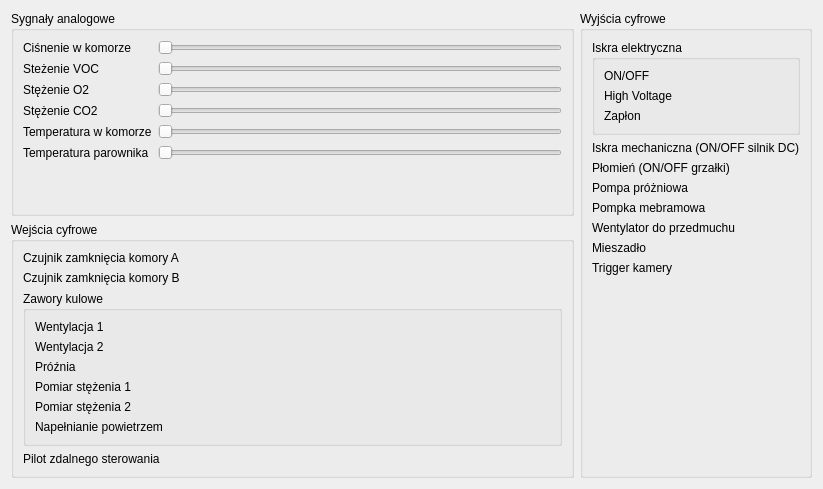
The window that urzadzenia.ui (wiacekmarcin/StanowiskoChemiczne) describes before a commit, drawn with Qt 5.
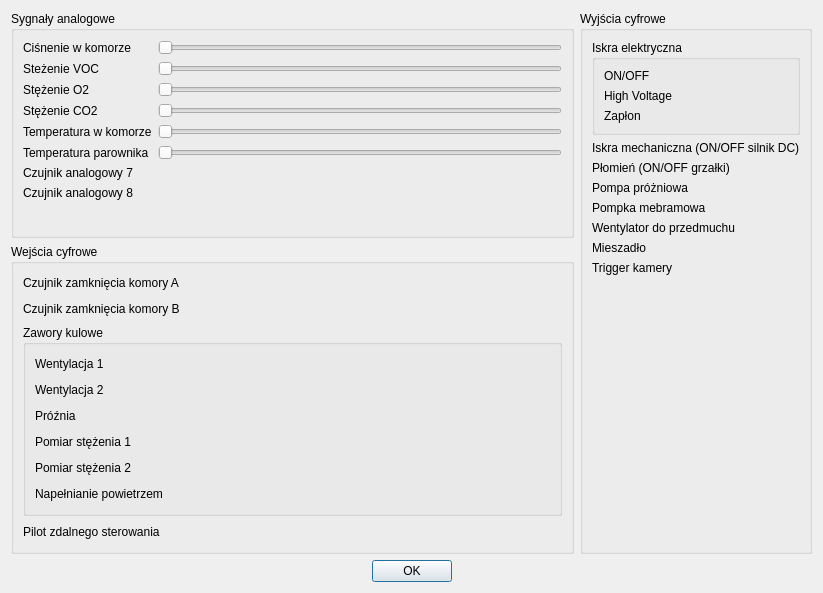
The same window after the commit. Custom widgets are drawn as their Qt base class.

```diff
--- a/urzadzenia.ui
+++ b/urzadzenia.ui
@@ -7,7 +7,7 @@
     <x>0</x>
     <y>0</y>
     <width>823</width>
-    <height>489</height>
+    <height>593</height>
    </rect>
   </property>
   <property name="windowTitle">
@@ -104,114 +104,20 @@
         </property>
        </widget>
       </item>
-     </layout>
-    </widget>
-   </item>
-   <item row="1" column="0">
-    <widget class="QGroupBox" name="groupBox_2">
-     <property name="title">
-      <string>Wejścia cyfrowe</string>
-     </property>
-     <layout class="QFormLayout" name="formLayout_2">
-      <item row="0" column="0">
-       <widget class="QLabel" name="label_7">
+      <item row="6" column="0">
+       <widget class="QLabel" name="cz_label_7">
         <property name="text">
-         <string>Czujnik zamknięcia komory A</string>
+         <string>Czujnik analogowy 7</string>
         </property>
        </widget>
       </item>
-      <item row="1" column="0">
-       <widget class="QLabel" name="label_8">
+      <item row="7" column="0">
+       <widget class="QLabel" name="cz_label_8">
         <property name="text">
-         <string>Czujnik zamknięcia komory B</string>
+         <string>Czujnik analogowy 8</string>
         </property>
        </widget>
       </item>
-      <item row="2" column="0" colspan="2">
-       <widget class="QGroupBox" name="groupBox_3">
-        <property name="title">
-         <string>Zawory kulowe</string>
-        </property>
-        <layout class="QGridLayout" name="gridLayout">
-         <item row="0" column="0">
-          <widget class="QLabel" name="label_9">
-           <property name="text">
-            <string>Wentylacja 1</string>
-           </property>
-          </widget>
-         </item>
-         <item row="2" column="0">
-          <widget class="QLabel" name="label_11">
-           <property name="text">
-            <string>Próźnia</string>
-           </property>
-          </widget>
-         </item>
-         <item row="1" column="0">
-          <widget class="QLabel" name="label_10">
-           <property name="text">
-            <string>Wentylacja 2</string>
-           </property>
-          </widget>
-         </item>
-         <item row="4" column="0">
-          <widget class="QLabel" name="label_13">
-           <property name="text">
-            <string>Pomiar stężenia 2</string>
-           </property>
-          </widget>
-         </item>
-         <item row="5" column="0">
-          <widget class="QLabel" name="label_14">
-           <property name="text">
-            <string>Napełnianie powietrzem</string>
-           </property>
-          </widget>
-         </item>
-         <item row="3" column="0">
-          <widget class="QLabel" name="label_12">
-           <property name="text">
-            <string>Pomiar stężenia 1</string>
-           </property>
-          </widget>
-         </item>
-         <item row="0" column="1">
-          <widget class="HighLowDigitalWidget" name="wentylacja1" native="true"/>
-         </item>
-         <item row="1" column="1">
-          <widget class="HighLowDigitalWidget" name="wentylacja2" native="true"/>
-         </item>
-         <item row="2" column="1">
-          <widget class="HighLowDigitalWidget" name="proznia" native="true"/>
-         </item>
-         <item row="3" column="1">
-          <widget class="HighLowDigitalWidget" name="pomiar1" native="true"/>
-         </item>
-         <item row="4" column="1">
-          <widget class="HighLowDigitalWidget" name="pomiar2" native="true"/>
-         </item>
-         <item row="5" column="1">
-          <widget class="HighLowDigitalWidget" name="powietrze" native="true"/>
-         </item>
-        </layout>
-       </widget>
-      </item>
-      <item row="3" column="0">
-       <widget class="QLabel" name="label_15">
-        <property name="text">
-         <string>Pilot zdalnego sterowania</string>
-        </property>
-       </widget>
-      </item>
-      <item row="0" column="1">
-       <widget class="HighLowDigitalWidget" name="komoraA" native="true"/>
-      </item>
-      <item row="1" column="1">
-       <widget class="HighLowDigitalWidget" name="komoraB" native="true"/>
-      </item>
-      <item row="3" column="1">
-       <widget class="HighLowDigitalWidget" name="pilot" native="true"/>
-      </item>
      </layout>
     </widget>
    </item>
@@ -303,6 +209,241 @@
      </layout>
     </widget>
    </item>
+   <item row="1" column="0">
+    <widget class="QGroupBox" name="groupBox_2">
+     <property name="title">
+      <string>Wejścia cyfrowe</string>
+     </property>
+     <layout class="QGridLayout" name="gridLayout_3">
+      <item row="1" column="0">
+       <widget class="QLabel" name="label_8">
+        <property name="text">
+         <string>Czujnik zamknięcia komory B</string>
+        </property>
+       </widget>
+      </item>
+      <item row="0" column="0">
+       <widget class="QLabel" name="label_7">
+        <property name="text">
+         <string>Czujnik zamknięcia komory A</string>
+        </property>
+       </widget>
+      </item>
+      <item row="1" column="2">
+       <widget class="HighLowDigitalWidget" name="komoraB" native="true"/>
+      </item>
+      <item row="3" column="2">
+       <widget class="HighLowDigitalWidget" name="pilot" native="true"/>
+      </item>
+      <item row="2" column="0" colspan="3">
+       <widget class="QGroupBox" name="groupBox_3">
+        <property name="title">
+         <string>Zawory kulowe</string>
+        </property>
+        <layout class="QGridLayout" name="gridLayout">
+         <item row="4" column="2">
+          <widget class="HighLowDigitalWidget" name="pomiar2" native="true"/>
+         </item>
+         <item row="0" column="0">
+          <widget class="QLabel" name="label_9">
+           <property name="text">
+            <string>Wentylacja 1</string>
+           </property>
+          </widget>
+         </item>
+         <item row="2" column="2">
+          <widget class="HighLowDigitalWidget" name="proznia" native="true"/>
+         </item>
+         <item row="5" column="2">
+          <widget class="HighLowDigitalWidget" name="powietrze" native="true"/>
+         </item>
+         <item row="0" column="2">
+          <widget class="HighLowDigitalWidget" name="wentylacja1" native="true"/>
+         </item>
+         <item row="1" column="0">
+          <widget class="QLabel" name="label_10">
+           <property name="text">
+            <string>Wentylacja 2</string>
+           </property>
+          </widget>
+         </item>
+         <item row="3" column="0">
+          <widget class="QLabel" name="label_12">
+           <property name="text">
+            <string>Pomiar stężenia 1</string>
+           </property>
+          </widget>
+         </item>
+         <item row="3" column="2">
+          <widget class="HighLowDigitalWidget" name="pomiar1" native="true"/>
+         </item>
+         <item row="1" column="2">
+          <widget class="HighLowDigitalWidget" name="wentylacja2" native="true"/>
+         </item>
+         <item row="5" column="0">
+          <widget class="QLabel" name="label_14">
+           <property name="text">
+            <string>Napełnianie powietrzem</string>
+           </property>
+          </widget>
+         </item>
+         <item row="2" column="0">
+          <widget class="QLabel" name="label_11">
+           <property name="text">
+            <string>Próźnia</string>
+           </property>
+          </widget>
+         </item>
+         <item row="4" column="0">
+          <widget class="QLabel" name="label_13">
+           <property name="text">
+            <string>Pomiar stężenia 2</string>
+           </property>
+          </widget>
+         </item>
+         <item row="0" column="1">
+          <spacer name="horizontalSpacer_4">
+           <property name="orientation">
+            <enum>Qt::Horizontal</enum>
+           </property>
+           <property name="sizeHint" stdset="0">
+            <size>
+             <width>40</width>
+             <height>20</height>
+            </size>
+           </property>
+          </spacer>
+         </item>
+         <item row="1" column="1">
+          <spacer name="horizontalSpacer_5">
+           <property name="orientation">
+            <enum>Qt::Horizontal</enum>
+           </property>
+           <property name="sizeHint" stdset="0">
+            <size>
+             <width>40</width>
+             <height>20</height>
+            </size>
+           </property>
+          </spacer>
+         </item>
+         <item row="2" column="1">
+          <spacer name="horizontalSpacer_6">
+           <property name="orientation">
+            <enum>Qt::Horizontal</enum>
+           </property>
+           <property name="sizeHint" stdset="0">
+            <size>
+             <width>40</width>
+             <height>20</height>
+            </size>
+           </property>
+          </spacer>
+         </item>
+         <item row="3" column="1">
+          <spacer name="horizontalSpacer_7">
+           <property name="orientation">
+            <enum>Qt::Horizontal</enum>
+           </property>
+           <property name="sizeHint" stdset="0">
+            <size>
+             <width>40</width>
+             <height>20</height>
+            </size>
+           </property>
+          </spacer>
+         </item>
+         <item row="4" column="1">
+          <spacer name="horizontalSpacer_8">
+           <property name="orientation">
+            <enum>Qt::Horizontal</enum>
+           </property>
+           <property name="sizeHint" stdset="0">
+            <size>
+             <width>40</width>
+             <height>20</height>
+            </size>
+           </property>
+          </spacer>
+         </item>
+         <item row="5" column="1">
+          <spacer name="horizontalSpacer_9">
+           <property name="orientation">
+            <enum>Qt::Horizontal</enum>
+           </property>
+           <property name="sizeHint" stdset="0">
+            <size>
+             <width>40</width>
+             <height>20</height>
+            </size>
+           </property>
+          </spacer>
+         </item>
+        </layout>
+       </widget>
+      </item>
+      <item row="0" column="2">
+       <widget class="HighLowDigitalWidget" name="komoraA" native="true"/>
+      </item>
+      <item row="3" column="0">
+       <widget class="QLabel" name="label_15">
+        <property name="text">
+         <string>Pilot zdalnego sterowania</string>
+        </property>
+       </widget>
+      </item>
+      <item row="0" column="1">
+       <spacer name="horizontalSpacer">
+        <property name="orientation">
+         <enum>Qt::Horizontal</enum>
+        </property>
+        <property name="sizeHint" stdset="0">
+         <size>
+          <width>40</width>
+          <height>20</height>
+         </size>
+        </property>
+       </spacer>
+      </item>
+      <item row="1" column="1">
+       <spacer name="horizontalSpacer_2">
+        <property name="orientation">
+         <enum>Qt::Horizontal</enum>
+        </property>
+        <property name="sizeHint" stdset="0">
+         <size>
+          <width>40</width>
+          <height>20</height>
+         </size>
+        </property>
+       </spacer>
+      </item>
+      <item row="3" column="1">
+       <spacer name="horizontalSpacer_3">
+        <property name="orientation">
+         <enum>Qt::Horizontal</enum>
+        </property>
+        <property name="sizeHint" stdset="0">
+         <size>
+          <width>40</width>
+          <height>20</height>
+         </size>
+        </property>
+       </spacer>
+      </item>
+     </layout>
+    </widget>
+   </item>
+   <item row="2" column="0" colspan="2">
+    <widget class="QDialogButtonBox" name="buttonBox">
+     <property name="standardButtons">
+      <set>QDialogButtonBox::Ok</set>
+     </property>
+     <property name="centerButtons">
+      <bool>true</bool>
+     </property>
+    </widget>
+   </item>
   </layout>
  </widget>
  <customwidgets>
```
Left out of the diff: 24 changed lines with no effect on the pictures.
